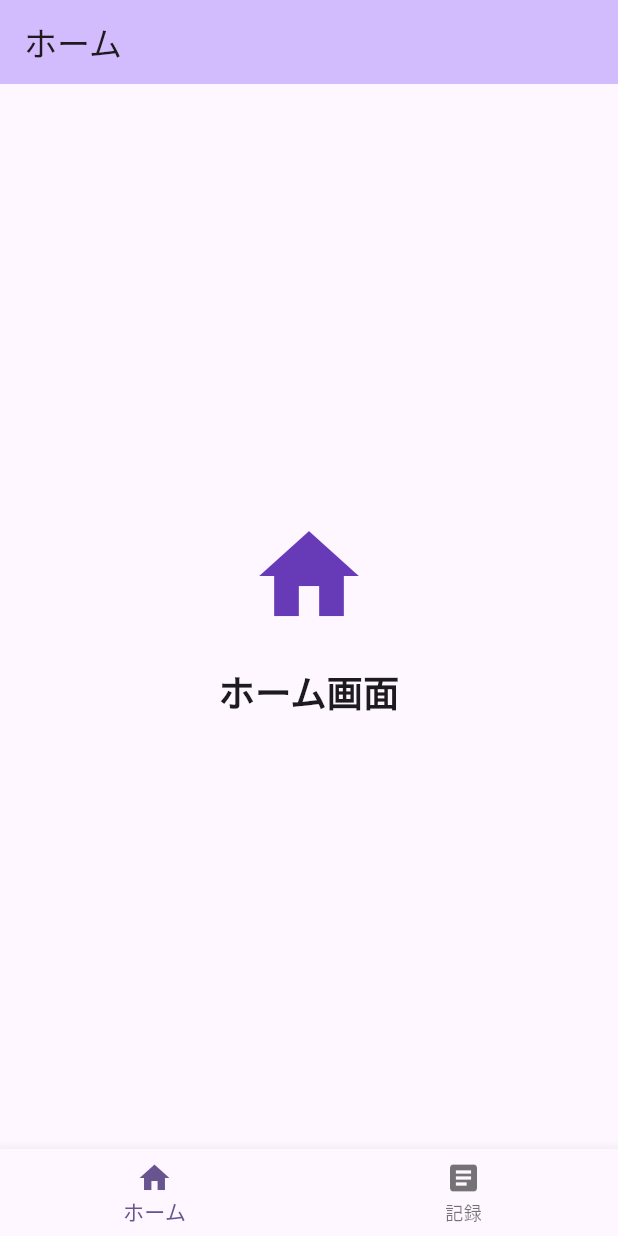
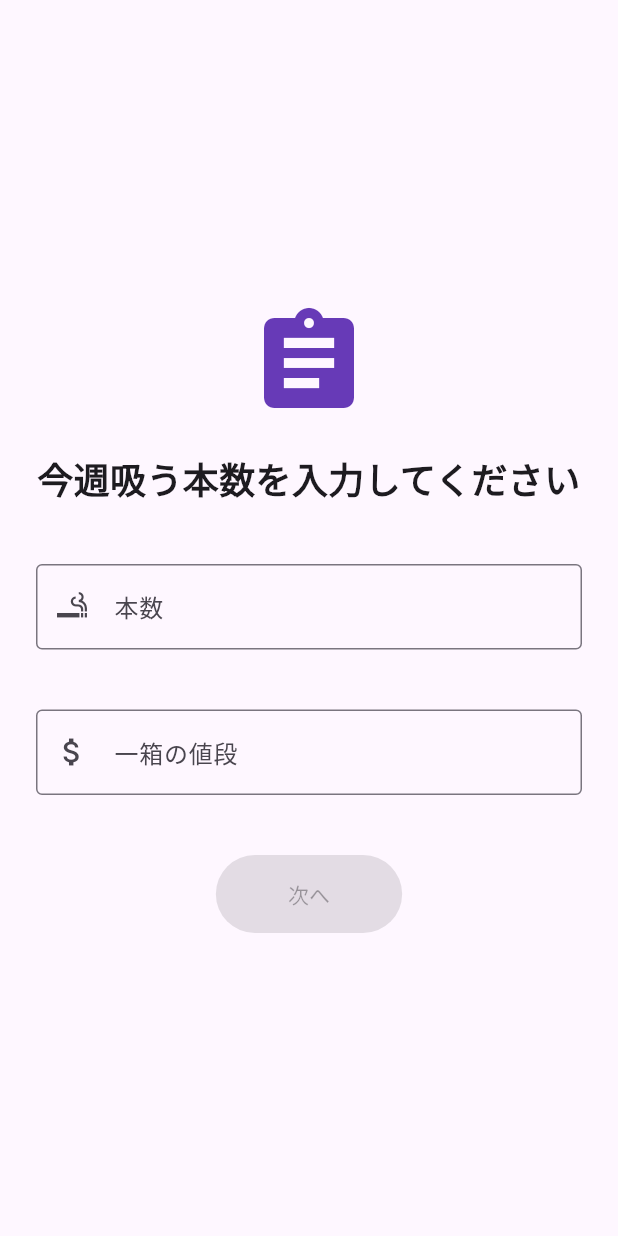
Before and after one commit to yoshinninn/mysmoke, a Flutter app: the screen it shows after launch, on a phone screen of 412 x 824 dp. Run offline on Flutter 3.47's test engine with Material 3 defaults, Android fonts, the light colour scheme and no system bars; our stand-ins replace shared_preferences.

Commit message:
Update: Add quest and results screens, modify home screen and dependencies

```diff
--- /dev/null
+++ b/lib/screens/quest_screen.dart
@@ -0,0 +1,114 @@
+import 'package:flutter/material.dart';
+import 'package:shared_preferences/shared_preferences.dart';
+
+class QuestScreen extends StatefulWidget {
+  const QuestScreen({super.key});
+
+  @override
+  State<QuestScreen> createState() => _QuestScreenState();
+}
+
+class _QuestScreenState extends State<QuestScreen> {
+  final TextEditingController _cigarettesController = TextEditingController();
+  final TextEditingController _priceController = TextEditingController();
+  bool _isButtonEnabled = false;
+
+  @override
+  void initState() {
+    super.initState();
+    _cigarettesController.addListener(_validateInput);
+    _priceController.addListener(_validateInput);
+  }
+
+  @override
+  void dispose() {
+    _cigarettesController.dispose();
+    _priceController.dispose();
+    super.dispose();
+  }
+
+  void _validateInput() {
+    final cigarettesText = _cigarettesController.text.trim();
+    final priceText = _priceController.text.trim();
+    setState(() {
+      final cigarettesValid = cigarettesText.isNotEmpty &&
+          int.tryParse(cigarettesText) != null &&
+          int.parse(cigarettesText) > 0;
+      final priceValid = priceText.isNotEmpty &&
+          int.tryParse(priceText) != null &&
+          int.parse(priceText) > 0;
+      _isButtonEnabled = cigarettesValid && priceValid;
+    });
+  }
+
+  @override
+  Widget build(BuildContext context) {
+    return Scaffold(
+      body: Center(
+        child: Padding(
+          padding: const EdgeInsets.all(24.0),
+          child: Column(
+            mainAxisAlignment: MainAxisAlignment.center,
+            children: <Widget>[
+              const Icon(Icons.assignment, size: 80, color: Colors.deepPurple),
+              const SizedBox(height: 20),
+              const Text(
+                '今週吸う本数を入力してください',
+                style: TextStyle(fontSize: 24, fontWeight: FontWeight.bold),
+                textAlign: TextAlign.center,
+              ),
+              const SizedBox(height: 40),
+              TextField(
+                controller: _cigarettesController,
+                keyboardType: TextInputType.number,
+                decoration: const InputDecoration(
+                  labelText: '本数',
+                  hintText: '例: 10',
+                  border: OutlineInputBorder(),
+                  prefixIcon: Icon(Icons.smoking_rooms),
+                ),
+              ),
+              const SizedBox(height: 40),
+              TextField(
+                controller: _priceController,
+                keyboardType: TextInputType.number,
+                decoration: const InputDecoration(
+                  labelText: '一箱の値段',
+                  hintText: '例: 600',
+                  border: OutlineInputBorder(),
+                  prefixIcon: Icon(Icons.attach_money),
+                ),
+              ),
+              const SizedBox(height: 40),
+              ElevatedButton(
+                onPressed: _isButtonEnabled
+                    ? () async {
+                        await _saveData();
+                        Navigator.of(context).pop();
+                      }
+                    : null,
+                style: ElevatedButton.styleFrom(
+                  padding: const EdgeInsets.symmetric(
+                    horizontal: 48,
+                    vertical: 16,
+                  ),
+                ),
+                child: const Text('次へ'),
+              ),
+            ],
+          ),
+        ),
+      ),
+    );
+  }
+
+  Future<void> _saveData() async {
+    final prefs = await SharedPreferences.getInstance();
+    final cigarettes = int.parse(_cigarettesController.text.trim());
+    final price = int.parse(_priceController.text.trim());
+
+    // 本数と金額を別々のキーで保存
+    await prefs.setInt('weeklyCigarettes', cigarettes);
+    await prefs.setInt('cigarettePrice', price);
+  }
+}
--- a/pubspec.yaml
+++ b/pubspec.yaml
@@ -34,6 +34,7 @@ dependencies:
   # The following adds the Cupertino Icons font to your application.
   # Use with the CupertinoIcons class for iOS style icons.
   cupertino_icons: ^1.0.8
+  shared_preferences: ^2.2.2
 
 dev_dependencies:
   flutter_test:
```
Also changed, not shown: lib/main.dart (+99 -1 lines), lib/screens/home_screen.dart (+2 -9 lines), lib/screens/results_screen.dart (added), pubspec.lock, 1 other file.
